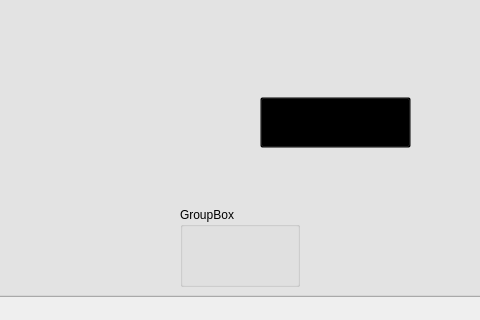
The window that FeedingFrenzy/screencontroller.ui (MATF-RS19/RS008-feeding-frenzy) describes before a commit, drawn with Qt 5; both pictures show x 180 to 660 and y 153 to 473 of the 788 by 473 pixel window.
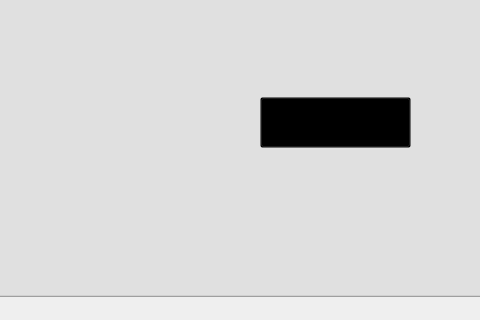
The same window after the commit. Icons and pictures are not drawn.

The edit to the form file:
```diff
--- a/FeedingFrenzy/screencontroller.ui
+++ b/FeedingFrenzy/screencontroller.ui
@@ -253,14 +253,14 @@
    <widget class="QGroupBox" name="gameOverGroup">
     <property name="geometry">
      <rect>
-      <x>360</x>
-      <y>360</y>
-      <width>120</width>
-      <height>80</height>
+      <x>0</x>
+      <y>0</y>
+      <width>800</width>
+      <height>450</height>
      </rect>
     </property>
     <property name="title">
-     <string>GroupBox</string>
+     <string/>
     </property>
    </widget>
    <zorder>background</zorder>
```
